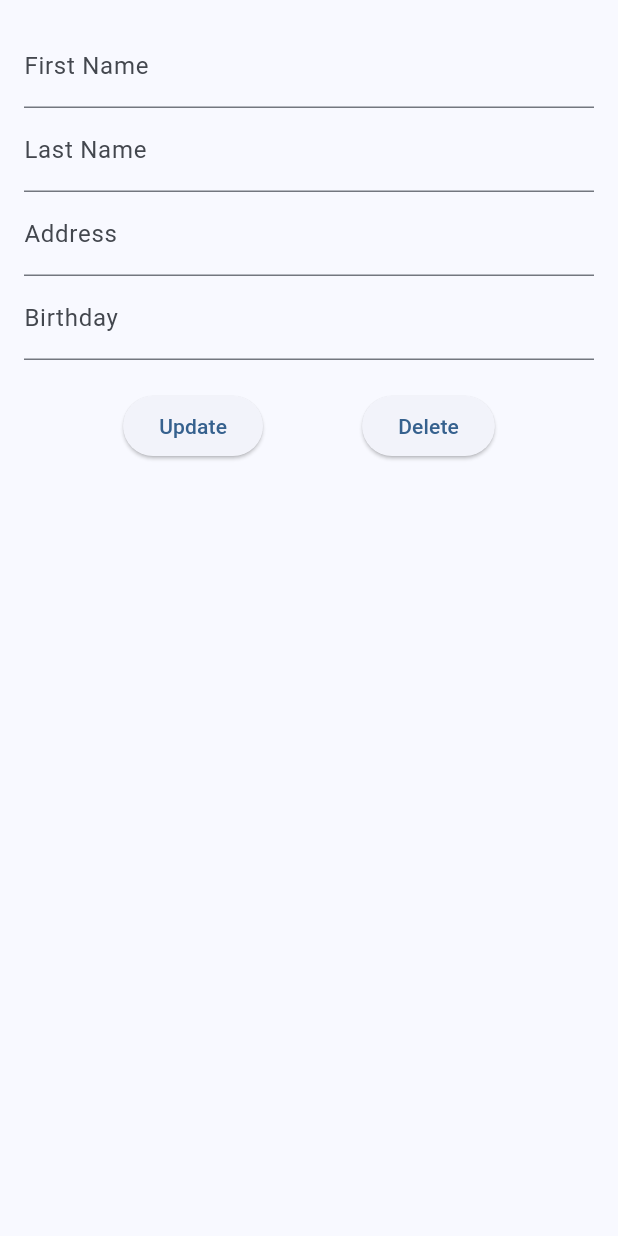
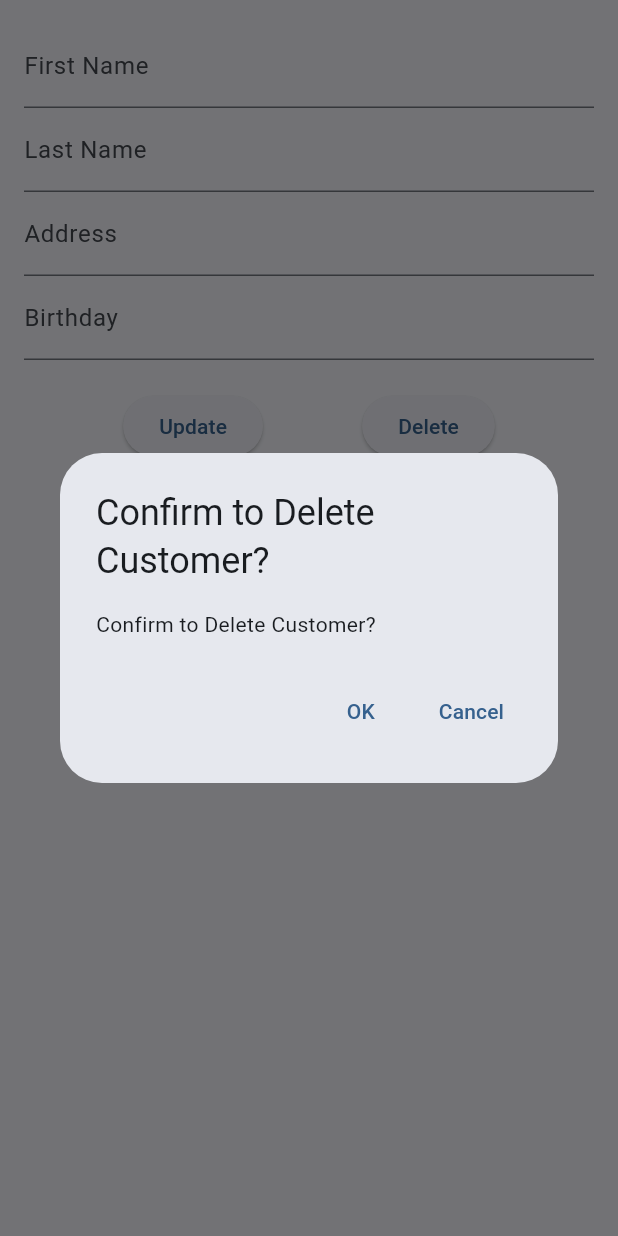
Before and after one commit to RyanRen2023/airline_management, a Flutter app: the CustomerDetailView widget shown alone on an empty page, opened directly with empty values, after a tap on "Delete", on a phone screen of 412 x 824 dp. Run offline on Flutter 3.47's test engine with Material 3 defaults, Android fonts, the light colour scheme and no system bars; our stand-ins replace floor, sqflite; missing offline and left inert: dart:ffi, encrypted_shared_preferences; accounts and stored records are empty; generated files the repository leaves out were written again.

```diff
--- a/lib/customer/Customer.dart
+++ b/lib/customer/Customer.dart
@@ -1,12 +1,13 @@
 import 'package:floor/floor.dart';
 @entity
 class Customer {
-  @primaryKey
-  final int id;
+
+  @PrimaryKey(autoGenerate: true)
+  final int? id;
   final String firstName;
   final String lastName;
   final String address;
   final String birthday;
 
-  Customer({required this.id,required this.firstName, required this.lastName, required this.address, required this.birthday});
+  Customer({this.id, required this.firstName, required this.lastName, required this.address, required this.birthday});
 }
--- a/lib/customer/CustomerDAO.dart
+++ b/lib/customer/CustomerDAO.dart
@@ -13,7 +13,7 @@ abstract class CustomerDAO {
   Future<void> deleteCustomerById(int id);
 
   @insert
-  Future<void> insertCustomer(Customer customer);
+  Future<int> insertCustomer(Customer customer);
 
   @update
   Future<void> updateCustomer(Customer customer);
--- a/lib/customer/CustomerDetailPage.dart
+++ b/lib/customer/CustomerDetailPage.dart
@@ -1,26 +1,48 @@
+import 'package:airline_management/Properties.dart';
 import 'package:airline_management/customer/CustomerDetailView.dart';
 import 'package:flutter/material.dart';
 
 import 'Customer.dart';
 
 class CustomerDetailPage extends StatefulWidget {
-
   Customer customer;
   final String title;
+  Function(Customer) updateCustomer;
+  Function(Customer) deleteCustomer;
 
-  CustomerDetailPage({super.key, required this.title, required this.customer});
-
-
+  CustomerDetailPage(
+      {super.key,
+      required this.title,
+      required this.customer,
+      required this.updateCustomer,
+      required this.deleteCustomer});
 
   @override
   State<StatefulWidget> createState() => _CustomerDetailPageState();
 }
 
 class _CustomerDetailPageState extends State<CustomerDetailPage> {
+  void updateCustomer(Customer customer){
+    widget.updateCustomer(customer);
+    Navigator.of(context).pop();
+  }
 
-
+  void deleteCustomer(Customer customer){
+    widget.deleteCustomer(customer);
+    Navigator.of(context).pop();
+  }
   @override
   Widget build(BuildContext context) {
-    return CustomerDetailView(customer: widget.customer);
+    return Scaffold(
+      appBar: AppBar(
+        backgroundColor: Theme.of(context).colorScheme.inversePrimary,
+        title: Text(widget.title),
+      ),
+      body: CustomerDetailView(
+        customer: widget.customer,
+        updateCustomer: updateCustomer,
+        deleteCustomer: deleteCustomer,
+      ),
+    );
   }
 }
--- a/lib/customer/CustomerDetailView.dart
+++ b/lib/customer/CustomerDetailView.dart
@@ -1,22 +1,83 @@
+
 import 'package:flutter/material.dart';
 import 'package:airline_management/customer/Customer.dart';
 
 class CustomerDetailView extends StatelessWidget {
-  final Customer customer;
+  Customer customer;
+  Function(Customer) updateCustomer;
+  Function(Customer) deleteCustomer;
 
-  CustomerDetailView({super.key, required this.customer});
+  CustomerDetailView(
+      {super.key,
+      required this.customer,
+      required this.updateCustomer,
+      required this.deleteCustomer});
 
   final TextEditingController _firstNameController = TextEditingController();
   final TextEditingController _lastNameController = TextEditingController();
   final TextEditingController _addressController = TextEditingController();
   final TextEditingController _birthdayController = TextEditingController();
 
+  void updateCustomers() {
+    Customer cus = this.customer;
+    String firstName = _firstNameController.value.text;
+    String lastName = _lastNameController.value.text;
+    String address = _addressController.value.text;
+    String birthday = _birthdayController.value.text;
+    Customer customer = Customer(
+        id: cus.id,
+        firstName: firstName,
+        lastName: lastName,
+        address: address,
+        birthday: birthday);
+    updateCustomer(customer);
+  }
+
+  void deleteDialogConfirm(BuildContext context) {
+    showDialog(
+      context: context,
+      builder: (BuildContext context) {
+        return AlertDialog(
+          title: Text('Confirm to Delete Customer?'),
+          content: Text('Confirm to Delete Customer?'),
+          actions: <Widget>[
+            TextButton(
+              child: Text('OK'),
+              onPressed: () {
+                deleteCustomers();
+                Navigator.of(context).pop();
+              },
+            ),
+            TextButton(
+              child: Text('Cancel'),
+              onPressed: () {
+                Navigator.of(context).pop();
+              },
+            )
+          ],
+        );
+      },
+    );
+  }
+
+  void deleteCustomers() {
+    Customer cus = this.customer!;
+    Customer customer = Customer(
+        id: cus.id,
+        firstName: cus.firstName,
+        lastName: cus.lastName,
+        address: cus.address,
+        birthday: cus.birthday);
+    deleteCustomer(customer);
+  }
+
   @override
   Widget build(BuildContext context) {
-    _firstNameController.text = customer.firstName;
-    _lastNameController.text = customer.lastName;
-    _addressController.text = customer.address;
-    _birthdayController.text = customer.birthday;
+    Customer cus = customer!;
+    _firstNameController.text = cus.firstName!;
+    _lastNameController.text = cus.lastName!;
+    _addressController.text = cus.address;
+    _birthdayController.text = cus.birthday;
 
     return Padding(
       padding: const EdgeInsets.all(16.0),
@@ -43,14 +104,12 @@ class CustomerDetailView extends StatelessWidget {
             mainAxisAlignment: MainAxisAlignment.spaceEvenly,
             children: <Widget>[
               ElevatedButton(
-                onPressed: () {
-                  // Update customer logic here
-                },
+                onPressed: updateCustomers,
                 child: Text('Update'),
               ),
               ElevatedButton(
                 onPressed: () {
-                  // Delete customer logic here
+                  deleteDialogConfirm(context);
                 },
                 child: Text('Delete'),
               ),
```
Also changed, not shown: lib/customer/AddCustomerPage.dart (+24 -8 lines), lib/customer/CustomerPage.dart (+114 -45 lines).
